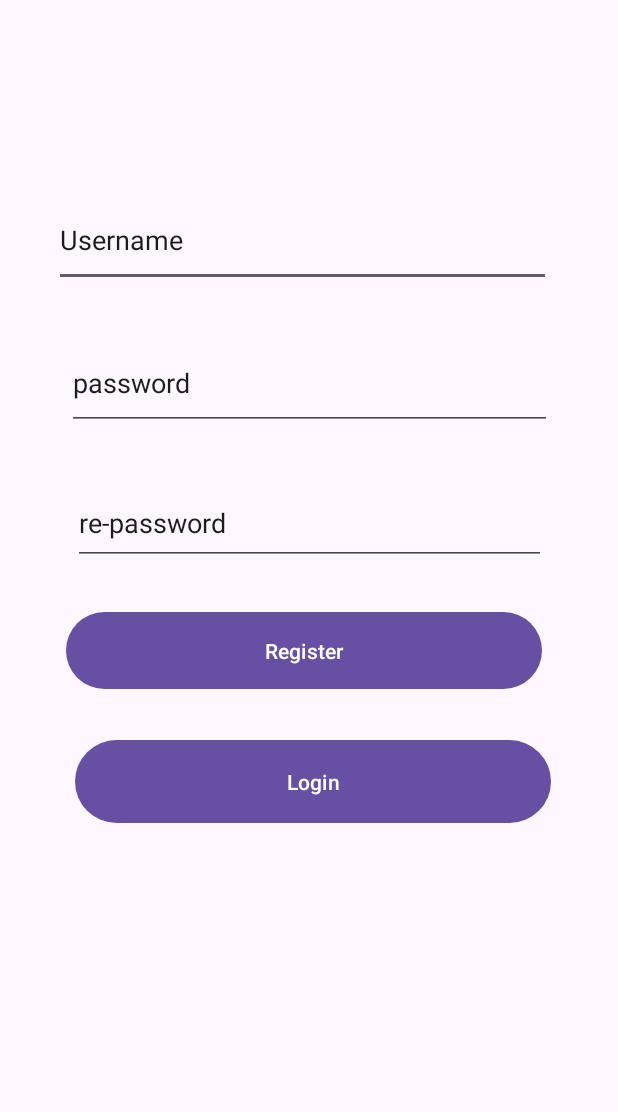
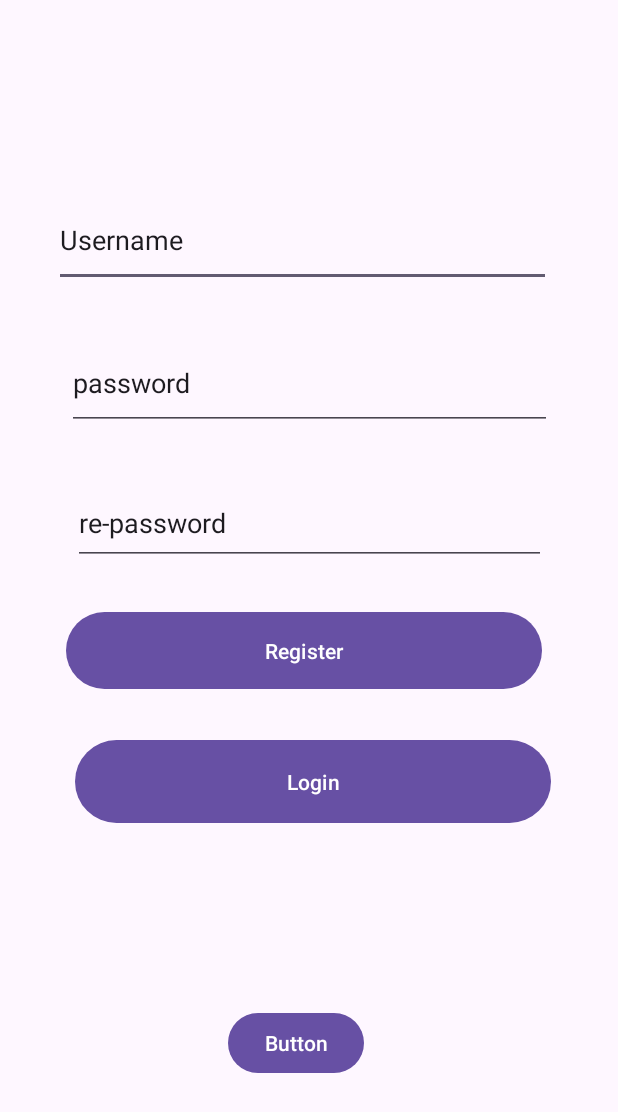
Before and after one commit to jgam2025/coen390_FeverApp, an Android app: the screen it shows after launch (RegisterActivity), on a phone screen of 412 x 824 dp. Shown: the top 1112 px of the screen. Run offline under Robolectric (Android 15) with nearby library versions, the phone set to English and light mode, and no system bars.

```diff
--- a/app/src/main/java/com/example/coen390_feverapp/LoginActivity.java
+++ b/app/src/main/java/com/example/coen390_feverapp/LoginActivity.java
@@ -25,6 +25,7 @@ public class LoginActivity extends AppCompatActivity {
         etUsername=findViewById(R.id.etUsername);
         etPwd=findViewById(R.id.etPassword);
         btnlogin=findViewById(R.id.btnlogin);
+
         btnlogin.setOnClickListener(new View.OnClickListener() {
             @Override
             public void onClick(View v) {
--- a/app/src/main/java/com/example/coen390_feverapp/RegisterActivity.java
+++ b/app/src/main/java/com/example/coen390_feverapp/RegisterActivity.java
@@ -17,6 +17,9 @@ public class RegisterActivity extends AppCompatActivity {
     EditText etUser,etPwd,etRepwd;
     Button btnRegister, bntGoToLogin;
     DBHelper dbHelper;
+    Button button;
+
+
     @Override
     protected void onCreate(Bundle savedInstanceState) {
 
@@ -28,6 +31,18 @@ public class RegisterActivity extends AppCompatActivity {
         btnRegister=findViewById(R.id.button1);
         dbHelper= new DBHelper(this);
         bntGoToLogin=findViewById(R.id.button2);
+
+
+        button = findViewById(R.id.button);
+        button.setOnClickListener(new View.OnClickListener() {
+            @Override
+            public void onClick(View v) {
+                goToScan();
+            }
+        });
+
+
+
         bntGoToLogin.setOnClickListener(new View.OnClickListener() {
             @Override
             public void onClick(View view) {
@@ -72,4 +87,10 @@ public class RegisterActivity extends AppCompatActivity {
 
 
     }
+
+
+    private void goToScan(){
+        Intent intent = new Intent(this, ScanMeasurementActivity.class);
+        startActivity(intent);
+    }
 }
--- a/app/src/main/res/layout/activity_login.xml
+++ b/app/src/main/res/layout/activity_login.xml
@@ -46,4 +46,5 @@
         app:layout_constraintStart_toStartOf="parent"
         app:layout_constraintTop_toTopOf="parent"
         app:layout_constraintVertical_bias="0.594" />
+
 </androidx.constraintlayout.widget.ConstraintLayout>
--- a/app/src/main/res/layout/activity_register.xml
+++ b/app/src/main/res/layout/activity_register.xml
@@ -74,4 +74,18 @@
         app:layout_constraintStart_toStartOf="parent"
         app:layout_constraintTop_toTopOf="parent"
         app:layout_constraintVertical_bias="0.643" />
+
+    <Button
+        android:id="@+id/button"
+        android:layout_width="wrap_content"
+        android:layout_height="wrap_content"
+        android:layout_marginStart="152dp"
+        android:layout_marginTop="102dp"
+        android:layout_marginEnd="169dp"
+        android:layout_marginBottom="88dp"
+        android:text="Button"
+        app:layout_constraintBottom_toBottomOf="parent"
+        app:layout_constraintEnd_toEndOf="parent"
+        app:layout_constraintStart_toStartOf="parent"
+        app:layout_constraintTop_toBottomOf="@+id/button2" />
 </androidx.constraintlayout.widget.ConstraintLayout>
```
Also changed, not shown: app/src/main/AndroidManifest.xml (+10 -1 lines), app/src/main/java/com/example/coen390_feverapp/ScanMeasurementActivity.java (added, +125 -0 lines), app/src/main/res/layout/activity_scan_measurement.xml (added, +33 -0 lines).
